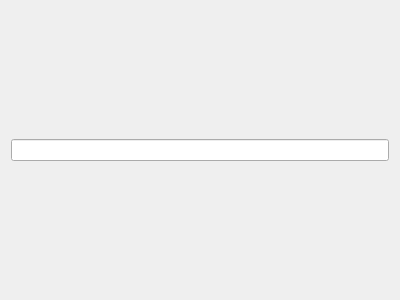
This is src/widgets/new_quest_dialog_title_page.ui in Kangie/solarus as Qt 5 draws it before an edit. The edited form follows.
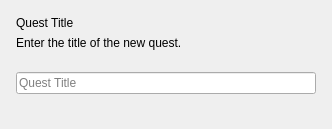
This is the edited form.

```diff
--- a/src/widgets/new_quest_dialog_title_page.ui
+++ b/src/widgets/new_quest_dialog_title_page.ui
@@ -1,27 +1,86 @@
 <?xml version="1.0" encoding="UTF-8"?>
 <ui version="4.0">
  <class>SolarusEditor::NewQuestDialogTitlePage</class>
- <widget class="QWizardPage" name="SolarusEditor::NewQuestDialogTitlePage">
+ <widget class="QWidget" name="SolarusEditor::NewQuestDialogTitlePage">
   <property name="geometry">
    <rect>
     <x>0</x>
     <y>0</y>
-    <width>400</width>
-    <height>300</height>
+    <width>324</width>
+    <height>129</height>
    </rect>
   </property>
-  <property name="windowTitle">
-   <string>WizardPage</string>
-  </property>
-  <property name="title">
-   <string>Quest Title</string>
-  </property>
-  <property name="subTitle">
-   <string>Enter the title of the new quest.</string>
-  </property>
   <layout class="QVBoxLayout" name="verticalLayout">
+   <property name="leftMargin">
+    <number>16</number>
+   </property>
+   <property name="topMargin">
+    <number>16</number>
+   </property>
+   <property name="rightMargin">
+    <number>16</number>
+   </property>
+   <property name="bottomMargin">
+    <number>16</number>
+   </property>
    <item>
-    <widget class="QLineEdit" name="quest_title_edit"/>
+    <widget class="QLabel" name="title_label">
+     <property name="text">
+      <string>Quest Title</string>
+     </property>
+    </widget>
+   </item>
+   <item>
+    <widget class="QLabel" name="description_label">
+     <property name="text">
+      <string>Enter the title of the new quest.</string>
+     </property>
+     <property name="wordWrap">
+      <bool>true</bool>
+     </property>
+    </widget>
+   </item>
+   <item>
+    <spacer name="verticalSpacer">
+     <property name="orientation">
+      <enum>Qt::Orientation::Vertical</enum>
+     </property>
+     <property name="sizeType">
+      <enum>QSizePolicy::Policy::Fixed</enum>
+     </property>
+     <property name="sizeHint" stdset="0">
+      <size>
+       <width>0</width>
+       <height>16</height>
+      </size>
+     </property>
+    </spacer>
+   </item>
+   <item>
+    <widget class="QLineEdit" name="quest_title_edit">
+     <property name="minimumSize">
+      <size>
+       <width>300</width>
+       <height>0</height>
+      </size>
+     </property>
+     <property name="placeholderText">
+      <string>Quest Title</string>
+     </property>
+    </widget>
+   </item>
+   <item>
+    <spacer name="vertical_spacer">
+     <property name="orientation">
+      <enum>Qt::Orientation::Vertical</enum>
+     </property>
+     <property name="sizeHint" stdset="0">
+      <size>
+       <width>0</width>
+       <height>0</height>
+      </size>
+     </property>
+    </spacer>
    </item>
   </layout>
  </widget>
```
